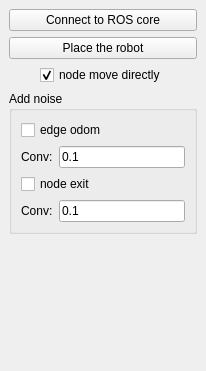
Above: include/topo/UI/docksimulation.ui from StumboEugen/topology_map before the change. Below: the same form after it.
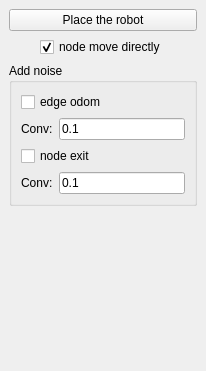
That is the form after the change.

```diff
--- a/include/topo/UI/docksimulation.ui
+++ b/include/topo/UI/docksimulation.ui
@@ -15,13 +15,6 @@
   </property>
   <widget class="QWidget" name="dockWidgetContents">
    <layout class="QVBoxLayout" name="verticalLayout_2">
-    <item>
-     <widget class="QPushButton" name="btnConnectToROS">
-      <property name="text">
-       <string>Connect to ROS core</string>
-      </property>
-     </widget>
-    </item>
     <item>
      <widget class="QPushButton" name="btnPlaceRobot">
       <property name="text">
```
